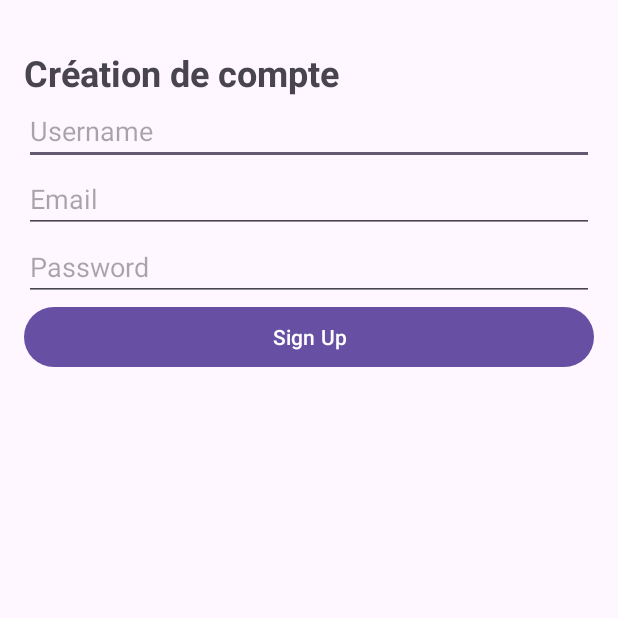
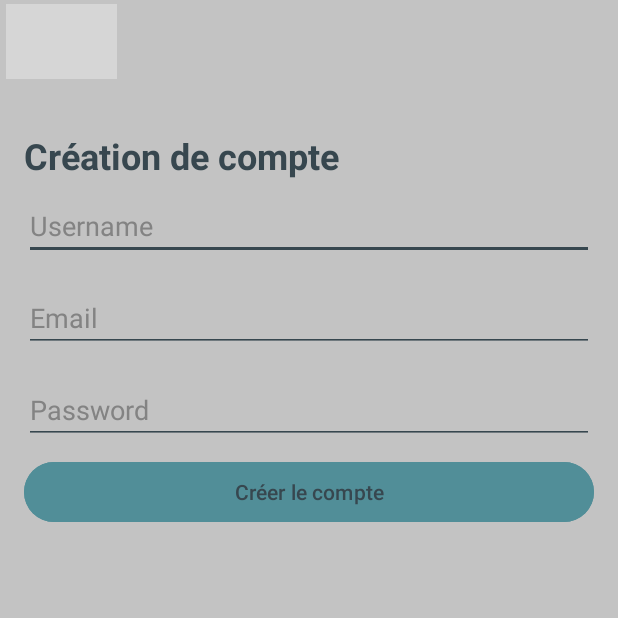
Before and after one commit to Patateon/Projet-Programmation-Mobile, an Android app: the SignUpActivity screen opened directly, with no data from a screen before it, on a phone screen of 412 x 824 dp, the top half of it. Run offline under Robolectric (Android 15) with nearby library versions, the phone set to English and light mode, and no system bars; grey boxes are pictures that could not be loaded.

```diff
--- a/app/src/main/java/com/main/projet_programmation_mobile/activity/SignUpActivity.java
+++ b/app/src/main/java/com/main/projet_programmation_mobile/activity/SignUpActivity.java
@@ -6,6 +6,7 @@
 import android.view.View;
 import android.widget.Button;
 import android.widget.EditText;
+import android.widget.ImageButton;
 import android.widget.Toast;
 
 import androidx.appcompat.app.AppCompatActivity;
@@ -54,14 +55,14 @@
                     throw new RuntimeException(e);
                 }
 
-//                Cursor cursor = dbManager.fetch(mail);
-//
-//                if (cursor != null && cursor.moveToFirst()) {
-//                    Toast.makeText(SignUpActivity.this, "L'adresse email est déjà utilisée", Toast.LENGTH_SHORT).show();
-//                    cursor.close();
-//                    dbManager.close();
-//                    return;
-//                }
+                Cursor cursor = dbManager.fetch(mail);
+
+                if (cursor != null && cursor.moveToFirst()) {
+                    Toast.makeText(SignUpActivity.this, "L'adresse "+ mail + " est déjà utilisée", Toast.LENGTH_SHORT).show();
+                    cursor.close();
+                    dbManager.close();
+                    return;
+                }
 
                 dbManager.insert(username, mail, password);
                 dbManager.close();
@@ -74,5 +75,12 @@
                 finish();
             }
         });
+
+        // bouton home
+        ImageButton homeButton = (ImageButton) findViewById(R.id.home_button);
+        homeButton.setOnClickListener(v -> {
+            Intent intent = new Intent(this, MainMenuActivity.class);
+            startActivity(intent);
+        });
     }
 }
--- a/app/src/main/res/layout/sign_up_activity.xml
+++ b/app/src/main/res/layout/sign_up_activity.xml
@@ -1,7 +1,42 @@
 <?xml version="1.0" encoding="utf-8"?>
 <androidx.constraintlayout.widget.ConstraintLayout xmlns:android="http://schemas.android.com/apk/res/android"
+    xmlns:app="http://schemas.android.com/apk/res-auto"
+    xmlns:tools="http://schemas.android.com/tools"
     android:layout_width="match_parent"
-    android:layout_height="match_parent">
+    android:layout_height="match_parent"
+    android:background="@color/white_background">
+
+    <LinearLayout
+        android:layout_width="match_parent"
+        android:layout_height="match_parent"
+        android:orientation="vertical"
+        app:layout_constraintBottom_toBottomOf="parent"
+        app:layout_constraintEnd_toEndOf="parent"
+        app:layout_constraintStart_toStartOf="parent"
+        app:layout_constraintTop_toTopOf="parent">
+        <LinearLayout
+            android:layout_width="match_parent"
+            android:layout_height="55dp"
+            android:orientation="horizontal"
+            tools:ignore="MissingConstraints">
+
+            <ImageButton
+                android:id="@+id/home_button"
+                android:layout_width="0dp"
+                android:layout_height="match_parent"
+                android:layout_weight="0.2"
+                android:background="@android:color/transparent"
+                android:contentDescription="@string/settings_image_button"
+                android:scaleType="fitCenter"
+                android:scaleX="0.9"
+                android:scaleY="0.9"
+                android:src="@drawable/home" />
+
+            <View
+                android:layout_width="0dp"
+                android:layout_height="match_parent"
+                android:layout_weight="0.8" />
+        </LinearLayout>
 
         <LinearLayout xmlns:android="http://schemas.android.com/apk/res/android"
             android:layout_width="match_parent"
@@ -16,34 +51,47 @@
                 android:text="Création de compte"
                 android:textSize="24sp"
                 android:textStyle="bold"
-            android:layout_marginTop="16dp" />
+                android:layout_marginTop="16dp"
+                style="@style/TextViewStyle"/>
 
             <EditText
                 android:id="@+id/editTextUsername"
                 android:layout_width="match_parent"
                 android:layout_height="wrap_content"
+                android:layout_marginTop="8dp"
+                android:layout_marginBottom="8dp"
                 android:hint="Username"
-            android:inputType="textPersonName" />
+                android:inputType="textPersonName"
+                style="@style/EditTextStyle"/>
 
             <EditText
                 android:id="@+id/editTextMail"
                 android:layout_width="match_parent"
                 android:layout_height="wrap_content"
+                android:layout_marginTop="8dp"
+                android:layout_marginBottom="8dp"
                 android:hint="Email"
-            android:inputType="textEmailAddress" />
+                android:inputType="textEmailAddress"
+                style="@style/EditTextStyle"/>
 
             <EditText
                 android:id="@+id/editTextPassword"
                 android:layout_width="match_parent"
                 android:layout_height="wrap_content"
+                android:layout_marginTop="8dp"
+                android:layout_marginBottom="8dp"
                 android:hint="Password"
-            android:inputType="textPassword" />
+                android:inputType="textPassword"
+                style="@style/EditTextStyle"/>
 
             <Button
                 android:id="@+id/buttonSignUp"
                 android:layout_width="match_parent"
                 android:layout_height="wrap_content"
-            android:text="Sign Up" />
+                android:text="Créer le compte"
+                android:backgroundTint="@color/blue_button"
+                android:textColor="@color/black_text"/>
+        </LinearLayout>
     </LinearLayout>
 
 </androidx.constraintlayout.widget.ConstraintLayout>
```
Lines whose indentation alone changed are shown as unchanged.
